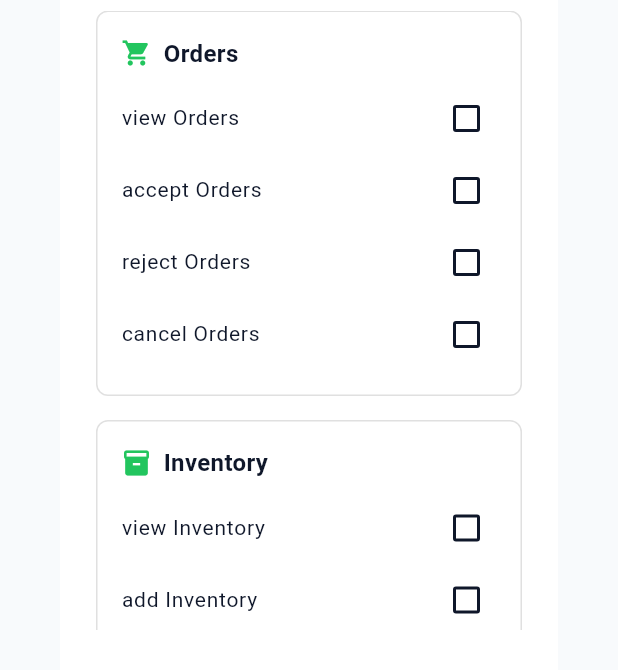
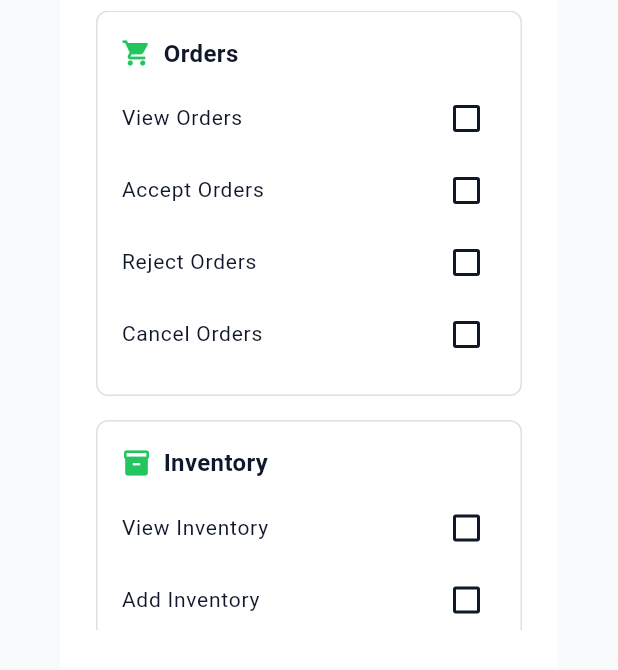
Before and after one commit to Dev-Ayan-Dasgupta/flutter_althea_pharmacy, a Flutter app: the StaffPermissionsDialog widget shown alone on an empty page, opened directly with empty values, on a phone screen of 412 x 824 dp. Shown: the part 369-1039 px from the top of the screen. Run offline on Flutter 3.47's test engine with Material 3 defaults, Android fonts, the phone set to English and light mode, and no system bars; our stand-ins replace dartz, fl_chart, flutter_riverpod, freezed_annotation, go_router, google_fonts and 10 more; missing offline and left inert: universal_html; accounts and stored records are empty; generated files the repository leaves out were written again; Roboto replaces fonts that are missing (Baloo Bhaijaan 2).

Commit message:
Fix code review feedback - improve formatting and add security warnings
Co-authored-by: Dev-Ayan-Dasgupta <107356140+Dev-Ayan-Dasgupta@users.noreply.github.com>

```diff
--- a/lib/features/staff_management/presentation/widgets/staff_permissions_dialog.dart
+++ b/lib/features/staff_management/presentation/widgets/staff_permissions_dialog.dart
@@ -340,9 +340,12 @@ class _StaffPermissionsDialogState
   String _formatPermissionName(Permission permission) {
     final name = permission.toString().split('.').last;
     // Convert camelCase to Title Case with spaces
-    return name.replaceAllMapped(
+    final spacedName = name.replaceAllMapped(
       RegExp(r'([A-Z])'),
       (match) => ' ${match.group(0)}',
     ).trim();
+    // Capitalize first letter
+    if (spacedName.isEmpty) return name;
+    return spacedName[0].toUpperCase() + spacedName.substring(1);
   }
 }
```
Also changed, not shown: lib/features/auth/data/repositories/mock_auth_repository.dart (+5 -2 lines), lib/features/staff_management/presentation/screens/staff_management_screen.dart (+7 -3 lines).
